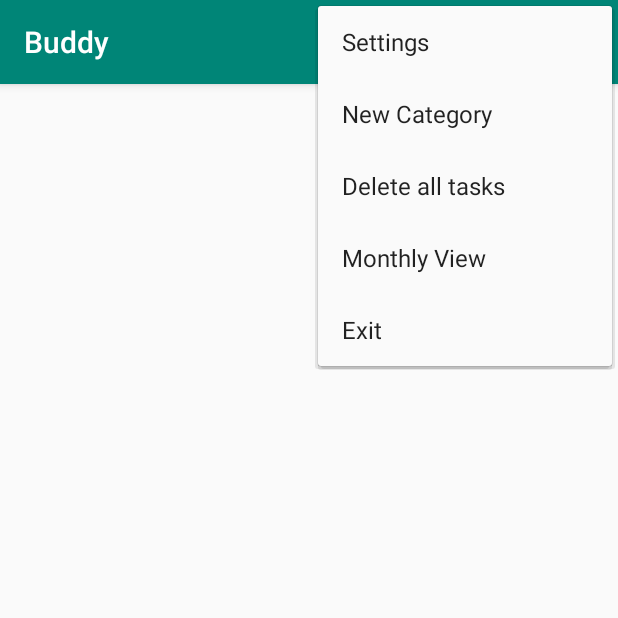
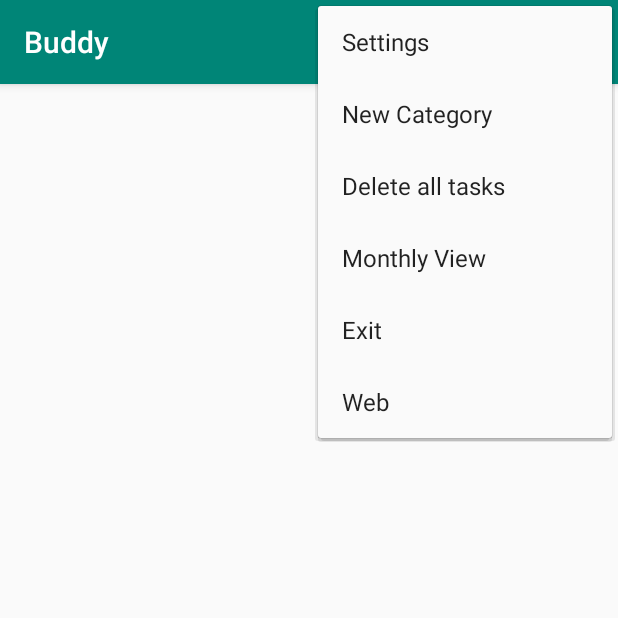
Before and after one commit to baanh/Buddy, an Android app: the screen it shows after launch (MainActivity), with the options menu open, on a phone screen of 412 x 824 dp, the top half of it. Run offline under Robolectric (Android 15) with nearby library versions, the phone set to English and light mode, and no system bars; our stand-ins replace Room's generated code; libraries missing offline, so code that uses them is left out: android.arch.persistence.

Commit message:
Add web content and layout

```diff
--- a/app/src/main/java/com/buddy/activity/MainActivity.java
+++ b/app/src/main/java/com/buddy/activity/MainActivity.java
@@ -116,6 +116,9 @@ public class MainActivity extends AppCompatActivity implements TaskListAdapter.O
                 return true;
             case R.id.action_exit:
                 finish();
+            case R.id.action_web:
+                Intent intentWeb = new Intent(this, WebBrowserActivity.class);
+                startActivity(intentWeb);
             default:
                 return super.onOptionsItemSelected(item);
         }
--- a/app/src/main/java/com/buddy/activity/WebBrowserActivity.java
+++ b/app/src/main/java/com/buddy/activity/WebBrowserActivity.java
@@ -18,6 +18,6 @@ public class WebBrowserActivity extends AppCompatActivity {
 
         webView = (WebView) findViewById(R.id.webView);
         webView.setWebViewClient(new WebViewClient());
-        webView.loadUrl("http://www.google.com");
+        webView.loadUrl("https://www.google.com");
     }
 }
--- a/app/src/main/res/menu/main_toolbar_menu.xml
+++ b/app/src/main/res/menu/main_toolbar_menu.xml
@@ -39,4 +39,9 @@
         android:title="Exit"
         app:showAsAction="never" />
 
+    <item
+        android:id="@+id/action_web"
+        android:title="Web"
+        app:showAsAction="never" />
+
 </menu>
```
